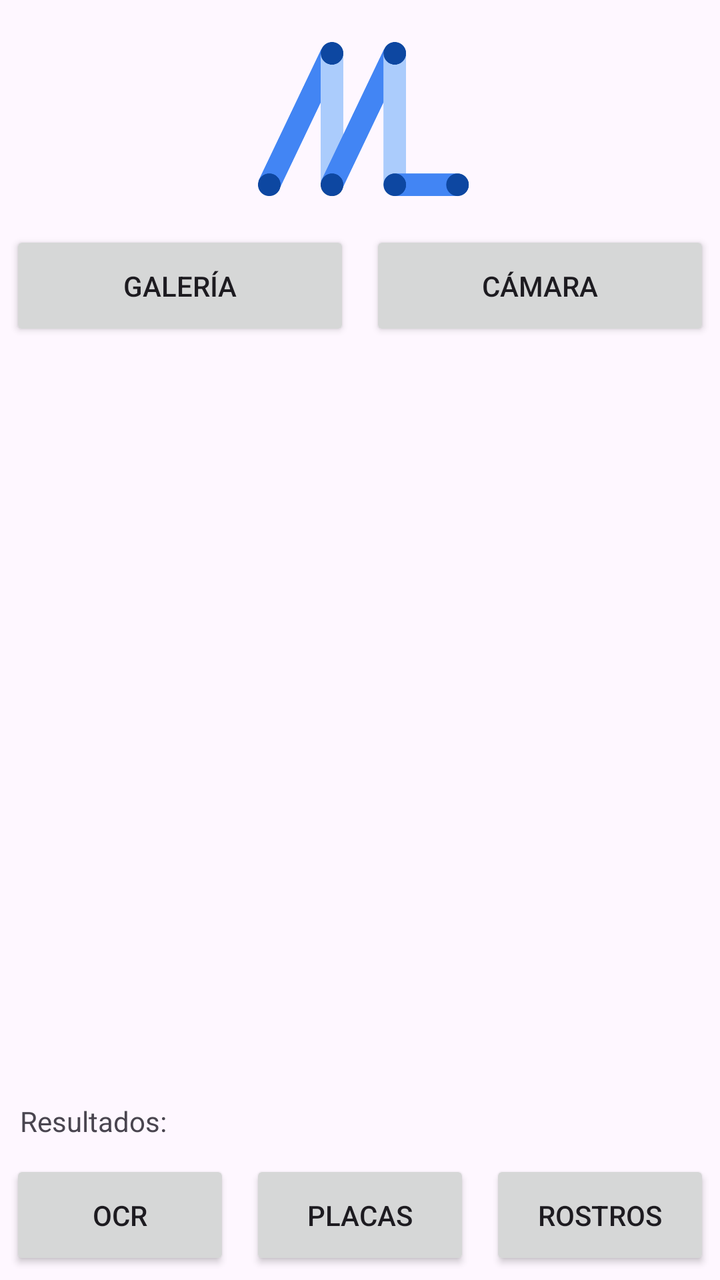
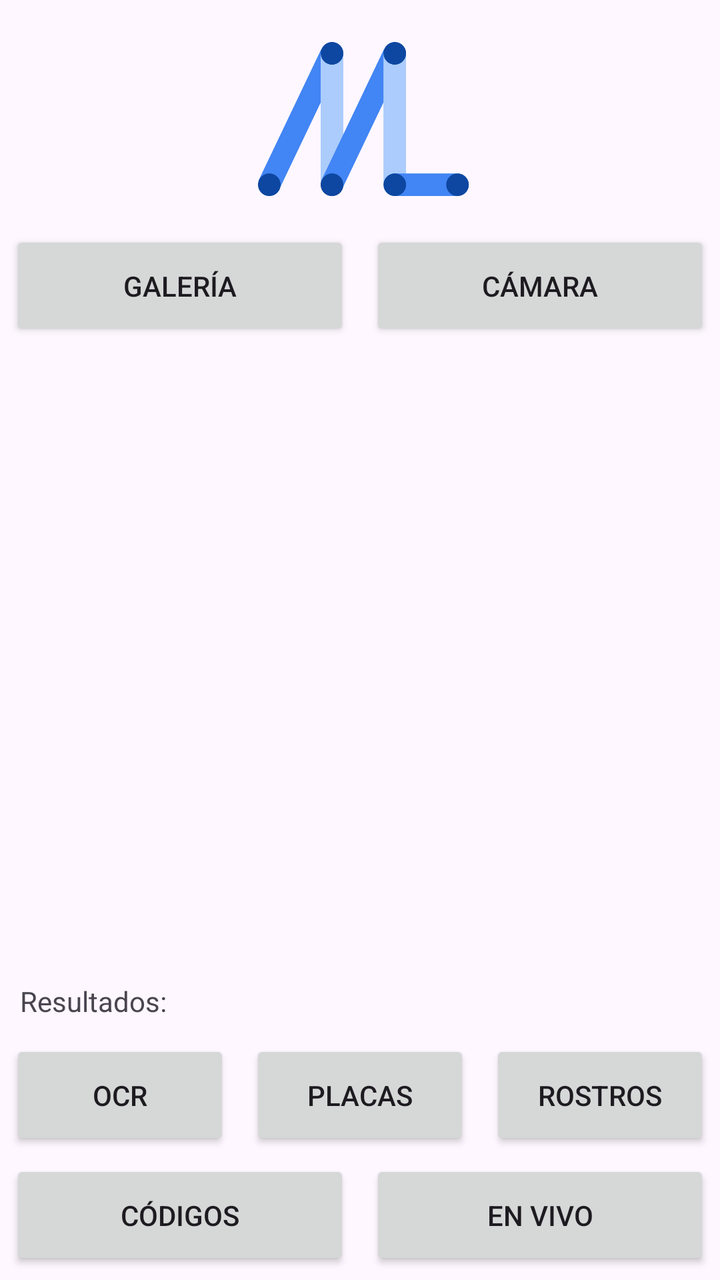

Compare the two renders of this Android layout. The source of the first and the diff that turns it into the second are given below.
<!-- AndroidManifest.xml: application theme Theme.MLKit_Sem14 -->
<!-- res/layout/activity_main.xml -->
<?xml version="1.0" encoding="utf-8"?>
<androidx.constraintlayout.widget.ConstraintLayout xmlns:android="http://schemas.android.com/apk/res/android"
    xmlns:app="http://schemas.android.com/apk/res-auto"
    xmlns:tools="http://schemas.android.com/tools"
    android:id="@+id/main"
    android:layout_width="match_parent"
    android:layout_height="match_parent"
    tools:context=".MainActivity">

    <ImageView
        android:id="@+id/imgLogo"
        android:layout_width="120dp"
        android:layout_height="wrap_content"
        android:layout_margin="10dp"
        android:adjustViewBounds="true"
        android:scaleType="fitCenter"
        android:src="@drawable/ic_mlkit"
        app:layout_constraintTop_toTopOf="parent"
        app:layout_constraintStart_toStartOf="parent"
        app:layout_constraintEnd_toEndOf="parent" />

    <Button
        android:id="@+id/btGallery"
        android:layout_margin="5dp"
        android:layout_width="0dp"
        android:layout_height="55dp"
        android:onClick="abrirGaleria"
        android:text="Galería"
        app:layout_constraintTop_toBottomOf="@+id/imgLogo"
        app:layout_constraintLeft_toLeftOf="parent"
        app:layout_constraintRight_toLeftOf="@+id/btCamera" />

    <Button
        android:id="@+id/btCamera"
        android:layout_margin="5dp"
        android:layout_width="0dp"
        android:layout_height="55dp"
        android:onClick="abrirCamara"
        android:text="Cámara"
        app:layout_constraintTop_toBottomOf="@+id/imgLogo"
        app:layout_constraintLeft_toRightOf="@+id/btGallery"
        app:layout_constraintRight_toRightOf="parent" />

    <ImageView
        android:id="@+id/image_view"
        android:layout_margin="10dp"
        android:layout_width="match_parent"
        android:layout_height="0dp"
        app:layout_constraintTop_toBottomOf="@+id/btGallery"
        app:layout_constraintBottom_toTopOf="@+id/txtresults" />

    <TextView
        android:id="@+id/txtresults"
        android:layout_width="match_parent"
        android:layout_height="wrap_content"
        android:layout_margin="10dp"
        android:maxLines="8"
        android:scrollbars="vertical"
        android:inputType="textMultiLine"
        android:text="Resultados:"
        app:layout_constraintBottom_toTopOf="@id/btText" />

    <Button
        android:id="@+id/btText"
        android:onClick="OCRfx"
        android:text="OCR"
        android:layout_margin="5dp"
        android:layout_width="0dp"
        android:layout_height="55dp"
        app:layout_constraintLeft_toLeftOf="parent"
        app:layout_constraintRight_toLeftOf="@id/btPlaca"
        app:layout_constraintBottom_toBottomOf="parent"/>

    <Button
        android:id="@+id/btPlaca"
        android:onClick="Placafx"
        android:text="Placas"
        android:layout_margin="5dp"
        android:layout_width="0dp"
        android:layout_height="55dp"
        app:layout_constraintBottom_toBottomOf="parent"
        app:layout_constraintLeft_toRightOf="@id/btText"
        app:layout_constraintRight_toLeftOf="@id/btFace" />

    <Button
        android:id="@+id/btFace"
        android:onClick="Rostrosfx"
        android:layout_margin="5dp"
        android:layout_width="0dp"
        android:layout_height="55dp"
        android:text="Rostros"
        app:layout_constraintBottom_toBottomOf="parent"
        app:layout_constraintRight_toRightOf="parent"
        app:layout_constraintLeft_toRightOf="@id/btPlaca" />

</androidx.constraintlayout.widget.ConstraintLayout>
<!-- resources referenced by this layout -->
<resources>
  <!-- drawable ic_mlkit: png bitmap (drawable, 6664 bytes) -->
  <style name="Theme.MLKit_Sem14" parent="Base.Theme.MLKit_Sem14" />
  <style name="Base.Theme.MLKit_Sem14" parent="Theme.Material3.DayNight.NoActionBar">
          
          
      </style>
</resources>

<!-- the commit's change to res/layout/activity_main.xml (unified diff, before → after) -->
@@ -69,7 +69,7 @@
         android:layout_height="55dp"
         app:layout_constraintLeft_toLeftOf="parent"
         app:layout_constraintRight_toLeftOf="@id/btPlaca"
-        app:layout_constraintBottom_toBottomOf="parent"/>
+        app:layout_constraintBottom_toTopOf="@id/btCodigo" />
 
     <Button
         android:id="@+id/btPlaca"
@@ -78,7 +78,7 @@
         android:layout_margin="5dp"
         android:layout_width="0dp"
         android:layout_height="55dp"
-        app:layout_constraintBottom_toBottomOf="parent"
+        app:layout_constraintBottom_toTopOf="@id/btCodigo"
         app:layout_constraintLeft_toRightOf="@id/btText"
         app:layout_constraintRight_toLeftOf="@id/btFace" />
 
@@ -89,8 +89,30 @@
         android:layout_width="0dp"
         android:layout_height="55dp"
         android:text="Rostros"
+        app:layout_constraintBottom_toTopOf="@id/btCodigo"
+        app:layout_constraintLeft_toRightOf="@id/btPlaca"
+        app:layout_constraintRight_toRightOf="parent" />
+
+    <Button
+        android:id="@+id/btCodigo"
+        android:onClick="Codigosfx"
+        android:layout_margin="5dp"
+        android:layout_width="0dp"
+        android:layout_height="55dp"
+        android:text="Códigos"
         app:layout_constraintBottom_toBottomOf="parent"
-        app:layout_constraintRight_toRightOf="parent"
-        app:layout_constraintLeft_toRightOf="@id/btPlaca" />
+        app:layout_constraintLeft_toLeftOf="parent"
+        app:layout_constraintRight_toLeftOf="@id/btEnVivo" />
+
+    <Button
+        android:id="@+id/btEnVivo"
+        android:onClick="EnVivofx"
+        android:layout_margin="5dp"
+        android:layout_width="0dp"
+        android:layout_height="55dp"
+        android:text="En vivo"
+        app:layout_constraintBottom_toBottomOf="parent"
+        app:layout_constraintLeft_toRightOf="@id/btCodigo"
+        app:layout_constraintRight_toRightOf="parent" />
 
 </androidx.constraintlayout.widget.ConstraintLayout>
